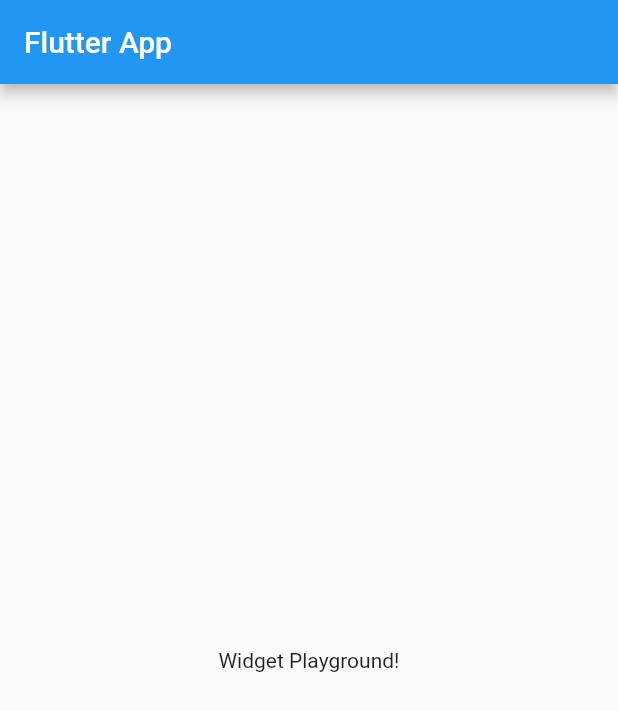
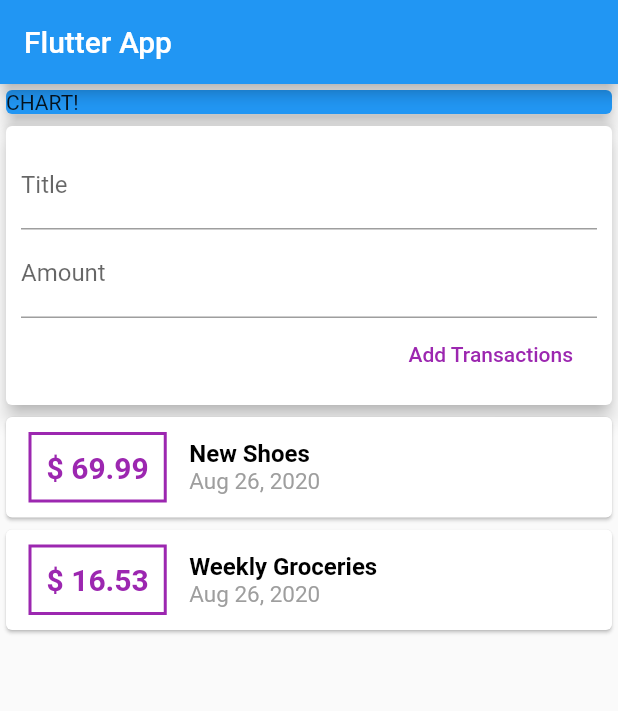
Before and after one commit to basakertugrul/Personal_Expenses_App, a Flutter app: the screen it shows after launch, on a phone screen of 412 x 824 dp. Shown: the top 711 px of the screen. Run offline on Flutter 3.47's test engine with Material 2 defaults, Android fonts, the phone set to English and light mode, and no system bars.

```diff
--- a/lib/main.dart
+++ b/lib/main.dart
@@ -1,3 +1,4 @@
+import './widgets/transaction_list.dart';
 import 'package:flutter/material.dart';
 
 void main() => runApp(MyApp());
@@ -13,14 +14,52 @@ class MyApp extends StatelessWidget {
 }
 
 class MyHomePage extends StatelessWidget {
+  final titleController = TextEditingController();
+  final amountController = TextEditingController();
+
   @override
   Widget build(BuildContext context) {
     return Scaffold(
       appBar: AppBar(
         title: Text('Flutter App'),
       ),
-      body: Center(
-        child: Text('Widget Playground!'),
+      body: Column(
+        // mainAxisAlignment: MainAxisAlignment.spaceAround,
+        crossAxisAlignment: CrossAxisAlignment.stretch,
+        children: <Widget>[
+          Container(
+            width: double.infinity,
+            child: Card(
+              child: Text("CHART!"),
+              elevation: 5,
+              color: Colors.blue,
+            ),
+          ),
+          Card(
+            elevation: 5,
+            child: Container(
+              padding: EdgeInsets.all(10),
+              child: Column(
+                  crossAxisAlignment: CrossAxisAlignment.end,
+                  children: <Widget>[
+                    TextField(
+                      decoration: InputDecoration(labelText: "Title"),
+                      controller: titleController,
+                    ),
+                    TextField(
+                      decoration: InputDecoration(labelText: "Amount"),
+                      controller: amountController,
+                    ),
+                    FlatButton(
+                      child: Text("Add Transactions"),
+                      textColor: Colors.purple,
+                      onPressed: () {},
+                    )
+                  ]),
+            ),
+          ),
+          TransactionList()
+        ],
       ),
     );
   }
--- /dev/null
+++ b/lib/models/transaction.dart
@@ -0,0 +1,14 @@
+import 'package:flutter/foundation.dart';
+
+class Transaction {
+  final String id;
+  final String title;
+  final double amount;
+  final DateTime date;
+
+  Transaction(
+      {@required this.id,
+      @required this.title,
+      @required this.amount,
+      @required this.date});
+}
--- /dev/null
+++ b/lib/widgets/transaction_list.dart
@@ -0,0 +1,60 @@
+import 'package:flutter/material.dart';
+import '../models/transaction.dart';
+import 'package:intl/intl.dart';
+
+class TransactionList extends StatefulWidget {
+  @override
+  _TransactionListState createState() => _TransactionListState();
+}
+
+class _TransactionListState extends State<TransactionList> {
+  final List<Transaction> _userTransaction = [
+    Transaction(
+        id: 't1', title: 'New Shoes', amount: 69.99, date: DateTime.now()),
+    Transaction(
+        id: 't2',
+        title: 'Weekly Groceries',
+        amount: 16.53,
+        date: DateTime.now()),
+  ];
+
+  @override
+  Widget build(BuildContext context) {
+    return Column(
+      children: _userTransaction.map((tx) {
+        return Card(
+            child: Row(children: <Widget>[
+          Container(
+            margin: EdgeInsets.symmetric(horizontal: 15, vertical: 10),
+            decoration: BoxDecoration(
+                border: Border.all(color: Colors.purple, width: 2)),
+            padding: EdgeInsets.all(10),
+            child: Text(
+              '\$ ${tx.amount}',
+              style: TextStyle(
+                  fontWeight: FontWeight.bold,
+                  fontSize: 20,
+                  color: Colors.purple),
+            ),
+          ),
+          Column(
+            crossAxisAlignment: CrossAxisAlignment.start,
+            children: <Widget>[
+              Text(
+                tx.title,
+                style: TextStyle(
+                    fontWeight: FontWeight.bold,
+                    fontSize: 16,
+                    color: Colors.black),
+              ),
+              Text(
+                DateFormat.yMMMd().format(tx.date),
+                style: TextStyle(color: Colors.grey, fontSize: 15),
+              )
+            ],
+          )
+        ]));
+      }).toList(),
+    );
+  }
+}
--- a/pubspec.yaml
+++ b/pubspec.yaml
@@ -23,7 +23,7 @@ environment:
 dependencies:
   flutter:
     sdk: flutter
-
+  intl: ^0.16.1
 
   # The following adds the Cupertino Icons font to your application.
   # Use with the CupertinoIcons class for iOS style icons.
```
Also changed, not shown: pubspec.lock, 28 other files.
